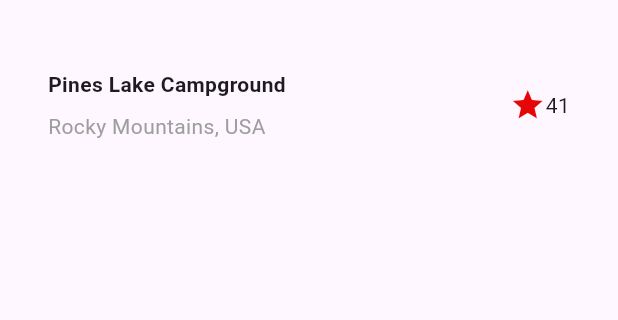
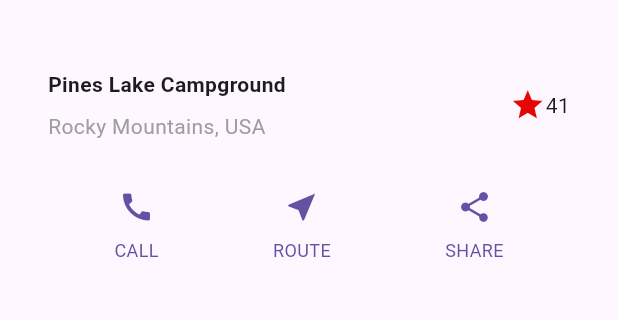
Before and after one commit to rheinaputri/Pertemuan-5---Flutter-2, a Flutter app: the screen it shows after launch, on a phone screen of 412 x 824 dp, the part 63-383 px from its top. Run offline on Flutter 3.47's test engine with Material 3 defaults, Android fonts, the phone set to English and light mode, and no system bars.

```diff
--- a/layout_flutter/lib/main.dart
+++ b/layout_flutter/lib/main.dart
@@ -33,13 +33,62 @@ class MyApp extends StatelessWidget {
           ),
         ),
         // soal 3
-        const Icon(
-          Icons.star, color: Color.fromARGB(255, 231, 6, 6)
-          ),
+        const Icon(Icons.star, color: Color.fromARGB(255, 231, 6, 6)),
         const Text('41'),
       ],
     ),
   );
+
+  @override
+  Widget build(BuildContext context) {
+    Color color = Theme.of(context).primaryColor;
+
+    final buttonSection = Row(
+      mainAxisAlignment: MainAxisAlignment.spaceEvenly,
+      children: [
+        _buildButtonColumn(color, Icons.call, 'CALL'),
+        _buildButtonColumn(color, Icons.near_me, 'ROUTE'),
+        _buildButtonColumn(color, Icons.share, 'SHARE'),
+      ],
+    );
+
+    // const textSection = Padding(
+    //   padding: EdgeInsets.all(32.0),
+    //   child: Text(
+    //     'Terletak di tepi danau yang dikelilingi hutan pinus dan pegunungan, '
+    //     'Danau Pines Campground menawarkan pengalaman berkemah yang tenang dan menenangkan. '
+    //     'Saat malam tiba, langit dipenuhi bintang dan suasana hangat api unggun menemani percakapan '
+    //     'di antara tenda-tenda. Tempat ini menjadi pilihan sempurna untuk menikmati keindahan alam '
+    //     'dan ketenangan jauh dari keramaian.',
+    //     softWrap: true,
+    //   ),
+    // );
+
+    return MaterialApp(
+      title: 'Flutter Layout: Rheina Putri Ferdiansyah (2341760084)',
+      home: Scaffold(
+        appBar: AppBar(title: const Text('Flutter Layout Demo')),
+
+        body: Column(
+          children: [
+            titleSection,
+            buttonSection]),
+        // body: ListView(
+        //   children: [
+        //     Image.asset(
+        //       'images/campground.jpeg',
+        //       width: 600,
+        //       height: 240,
+        //       fit: BoxFit.cover,
+        //     ),
+        //     titleSection,
+        //     buttonSection,
+        //     textSection,
+        //   ],
+        // ),
+      ),
+    );
+  }
 
   // Fungsi helper untuk membuat tombol
   Column _buildButtonColumn(Color color, IconData icon, String label) {
@@ -62,58 +111,4 @@ class MyApp extends StatelessWidget {
       ],
     );
   }
-
-  @override
-  Widget build(BuildContext context) {
-    Color color = Theme.of(context).primaryColor;
-
-    final buttonSection = Row(
-      mainAxisAlignment: MainAxisAlignment.spaceEvenly,
-      children: [
-        _buildButtonColumn(color, Icons.call, 'CALL'),
-        _buildButtonColumn(color, Icons.near_me, 'ROUTE'),
-        _buildButtonColumn(color, Icons.share, 'SHARE'),
-      ],
-    );
-
-    const textSection = Padding(
-      padding: EdgeInsets.all(32.0),
-      child: Text(
-        'Terletak di tepi danau yang dikelilingi hutan pinus dan pegunungan, '
-        'Danau Pines Campground menawarkan pengalaman berkemah yang tenang dan menenangkan. '
-        'Saat malam tiba, langit dipenuhi bintang dan suasana hangat api unggun menemani percakapan '
-        'di antara tenda-tenda. Tempat ini menjadi pilihan sempurna untuk menikmati keindahan alam '
-        'dan ketenangan jauh dari keramaian.',
-        softWrap: true,
-      ),
-    );
-
-    return MaterialApp(
-      title: 'Flutter Layout: Rheina Putri Ferdiansyah (2341760084)',
-      home: Scaffold(
-        appBar: AppBar(
-          title: const Text('Flutter Layout Demo')
-          ),
-
-          body: Column(
-            children:[
-              titleSection
-            ]
-          )
-        // body: ListView(
-        //   children: [
-        //     Image.asset(
-        //       'images/campground.jpeg',
-        //       width: 600,
-        //       height: 240,
-        //       fit: BoxFit.cover,
-        //     ),
-        //     titleSection,
-        //     buttonSection,
-        //     textSection,
-        //   ],
-        // ),
-      ),
-    );
-  }
 }
```
Also changed, not shown: layout_flutter/images/p2.1.png (added), layout_flutter/images/p2.2.png (added), layout_flutter/images/p2.3.png (added), layout_flutter/images/praktikum2.png (added), 1 other file.
